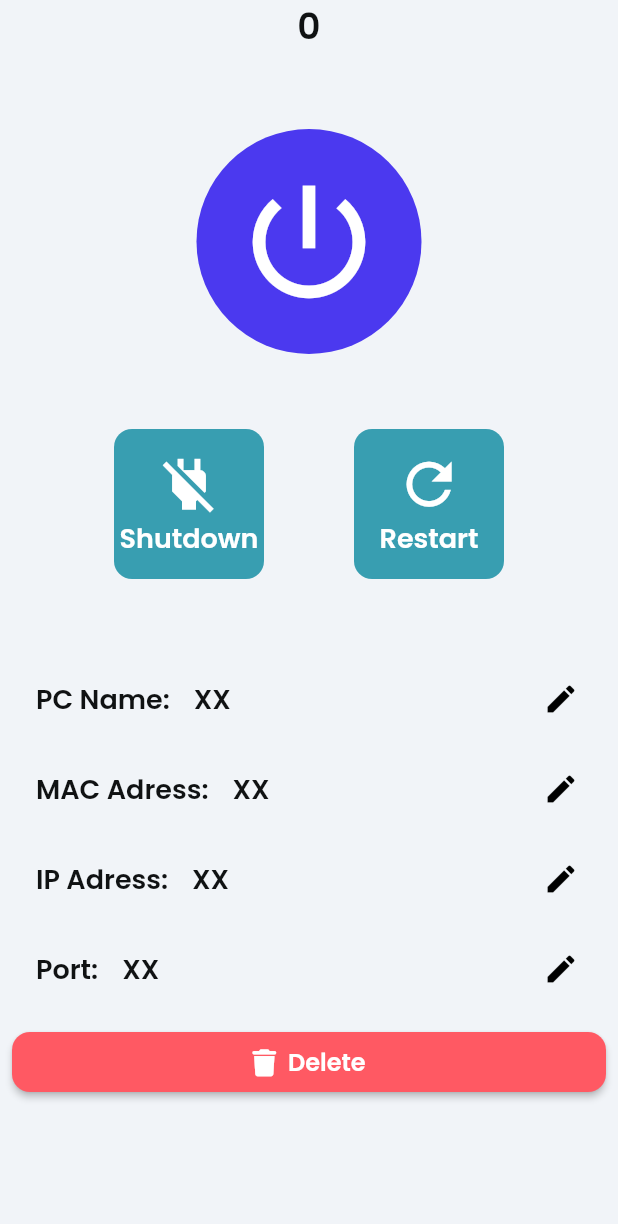
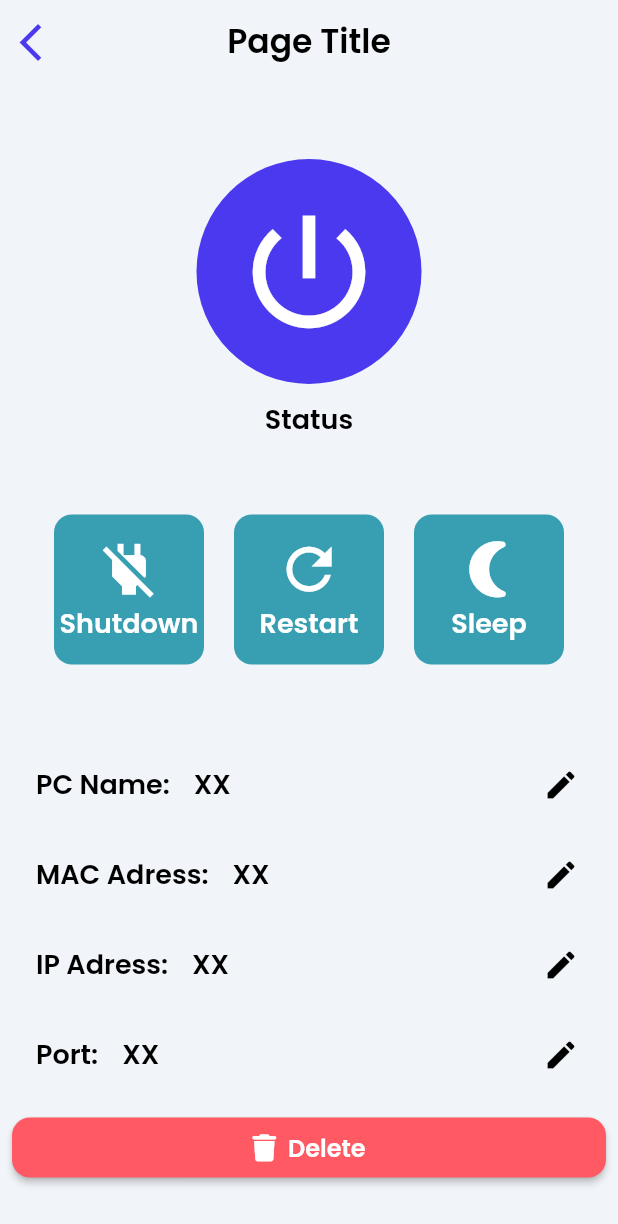
Before and after one commit to code7io/c7-wol, a Flutter app: the DetailWidget screen opened directly, on a phone screen of 412 x 824 dp. Shown: the top 1224 px of the screen. Run offline on Flutter 3.47's test engine with Material 2 defaults, Android fonts, the phone set to English and light mode, and no system bars; drawn by our look-alikes of auto_size_text; our stand-ins replace easy_debounce, firebase_analytics, font_awesome_flutter, google_fonts, page_transition, percent_indicator and 2 more; missing offline and left inert: json_path; accounts and stored records are empty.

Commit message:
Updating to latest FlutterFlow output.

```diff
--- a/lib/detail/detail_widget.dart
+++ b/lib/detail/detail_widget.dart
@@ -27,6 +27,38 @@ class _DetailWidgetState extends State<DetailWidget> {
   Widget build(BuildContext context) {
     return Scaffold(
       key: scaffoldKey,
+      appBar: AppBar(
+        backgroundColor: FlutterFlowTheme.of(context).primaryBackground,
+        automaticallyImplyLeading: false,
+        leading: FlutterFlowIconButton(
+          borderColor: Colors.transparent,
+          borderRadius: 30,
+          borderWidth: 1,
+          buttonSize: 60,
+          icon: Icon(
+            Icons.arrow_back_ios,
+            color: FlutterFlowTheme.of(context).primaryColor,
+            size: 30,
+          ),
+          onPressed: () async {
+            logFirebaseEvent('IconButton_ON_TAP');
+            Navigator.pop(context);
+          },
+        ),
+        title: Text(
+          FFLocalizations.of(context).getText(
+            'axmllutm' /* Page Title */,
+          ),
+          style: FlutterFlowTheme.of(context).title2.override(
+                fontFamily: 'Poppins',
+                color: FlutterFlowTheme.of(context).primaryText,
+                fontSize: 22,
+              ),
+        ),
+        actions: [],
+        centerTitle: true,
+        elevation: 0,
+      ),
       backgroundColor: FlutterFlowTheme.of(context).primaryBackground,
       body: SafeArea(
         child: GestureDetector(
@@ -35,17 +67,6 @@ class _DetailWidgetState extends State<DetailWidget> {
             child: Column(
               mainAxisSize: MainAxisSize.max,
               children: [
-                Row(
-                  mainAxisSize: MainAxisSize.max,
-                  mainAxisAlignment: MainAxisAlignment.center,
-                  children: [
-                    Text(
-                      FFAppState().pcs.length.toString(),
-                      textAlign: TextAlign.center,
-                      style: FlutterFlowTheme.of(context).title1,
-                    ),
-                  ],
-                ),
                 Padding(
                   padding: EdgeInsetsDirectional.fromSTEB(0, 50, 0, 0),
                   child: Row(
@@ -64,6 +85,22 @@ class _DetailWidgetState extends State<DetailWidget> {
                           color: Colors.white,
                           size: 100,
                         ),
+                      ),
+                    ],
+                  ),
+                ),
+                Padding(
+                  padding: EdgeInsetsDirectional.fromSTEB(8, 10, 8, 0),
+                  child: Row(
+                    mainAxisSize: MainAxisSize.max,
+                    mainAxisAlignment: MainAxisAlignment.center,
+                    children: [
+                      Text(
+                        FFLocalizations.of(context).getText(
+                          'fvrdh5sx' /* Status */,
+                        ),
+                        textAlign: TextAlign.center,
+                        style: FlutterFlowTheme.of(context).subtitle1,
                       ),
                     ],
                   ),
@@ -111,6 +148,7 @@ class _DetailWidgetState extends State<DetailWidget> {
                                 FFLocalizations.of(context).getText(
                                   'bied3soc' /* Shutdown */,
                                 ),
+                                textAlign: TextAlign.center,
                                 style: FlutterFlowTheme.of(context)
                                     .subtitle1
                                     .override(
@@ -170,6 +208,54 @@ class _DetailWidgetState extends State<DetailWidget> {
                           ),
                         ),
                       ),
+                      InkWell(
+                        onTap: () async {
+                          logFirebaseEvent('Container_ON_TAP');
+                          ScaffoldMessenger.of(context).showSnackBar(
+                            SnackBar(
+                              content: Text(
+                                'Restarting PC',
+                                style: TextStyle(
+                                  color: Colors.white,
+                                ),
+                              ),
+                              duration: Duration(milliseconds: 4000),
+                              backgroundColor:
+                                  FlutterFlowTheme.of(context).primaryColor,
+                            ),
+                          );
+                        },
+                        child: Container(
+                          width: 100,
+                          height: 100,
+                          decoration: BoxDecoration(
+                            color: FlutterFlowTheme.of(context).secondaryColor,
+                            borderRadius: BorderRadius.circular(12),
+                          ),
+                          child: Column(
+                            mainAxisSize: MainAxisSize.max,
+                            mainAxisAlignment: MainAxisAlignment.center,
+                            children: [
+                              Icon(
+                                Icons.nightlight_round,
+                                color: Colors.white,
+                                size: 45,
+                              ),
+                              Text(
+                                FFLocalizations.of(context).getText(
+                                  'avu7ysio' /* Sleep */,
+                                ),
+                                style: FlutterFlowTheme.of(context)
+                                    .subtitle1
+                                    .override(
+                                      fontFamily: 'Poppins',
+                                      color: Colors.white,
+                                    ),
+                              ),
+                            ],
+                          ),
+                        ),
+                      ),
                     ],
                   ),
                 ),
@@ -217,7 +303,7 @@ class _DetailWidgetState extends State<DetailWidget> {
                             buttonSize: 60,
                             icon: Icon(
                               Icons.edit,
-                              color: Colors.black,
+                              color: FlutterFlowTheme.of(context).primaryText,
                               size: 24,
                             ),
                             onPressed: () {
@@ -264,7 +350,7 @@ class _DetailWidgetState extends State<DetailWidget> {
                             buttonSize: 60,
                             icon: Icon(
                               Icons.edit,
-                              color: Colors.black,
+                              color: FlutterFlowTheme.of(context).primaryText,
                               size: 24,
                             ),
                             onPressed: () {
@@ -311,7 +397,7 @@ class _DetailWidgetState extends State<DetailWidget> {
                             buttonSize: 60,
                             icon: Icon(
                               Icons.edit,
-                              color: Colors.black,
+                              color: FlutterFlowTheme.of(context).primaryText,
                               size: 24,
                             ),
                             onPressed: () {
@@ -358,7 +444,7 @@ class _DetailWidgetState extends State<DetailWidget> {
                             buttonSize: 60,
                             icon: Icon(
                               Icons.edit,
-                              color: Colors.black,
+                              color: FlutterFlowTheme.of(context).primaryText,
                               size: 24,
                             ),
                             onPressed: () {
@@ -368,7 +454,7 @@ class _DetailWidgetState extends State<DetailWidget> {
                         ],
                       ),
                       Padding(
-                        padding: EdgeInsetsDirectional.fromSTEB(0, 12, 0, 0),
+                        padding: EdgeInsetsDirectional.fromSTEB(0, 12, 0, 25),
                         child: FFButtonWidget(
                           onPressed: () async {
                             logFirebaseEvent('Button_ON_TAP');
--- a/lib/flutter_flow/flutter_flow_theme.dart
+++ b/lib/flutter_flow/flutter_flow_theme.dart
@@ -92,7 +92,7 @@ class LightModeTheme extends FlutterFlowTheme {
   Color alternate = const Color(0xFFFF5963);
   Color primaryBackground = const Color(0xFFF1F4F8);
   Color secondaryBackground = const Color(0xFFFFFFFF);
-  Color primaryText = const Color(0xFF101213);
+  Color primaryText = const Color(0xFF000000);
   Color secondaryText = const Color(0xFF57636C);
 
   Color primaryBtnText = Color(0xFFFFFFFF);
@@ -104,9 +104,9 @@ class DarkModeTheme extends FlutterFlowTheme {
   Color secondaryColor = const Color(0xFF389EB1);
   Color tertiaryColor = const Color(0xFFEE8B60);
   Color alternate = const Color(0xFFFF5963);
-  Color primaryBackground = const Color(0xFF1A1F24);
+  Color primaryBackground = const Color(0xFF000000);
   Color secondaryBackground = const Color(0xFF101213);
-  Color primaryText = const Color(0xFFFFFFFF);
+  Color primaryText = const Color(0x00000000);
   Color secondaryText = const Color(0xFF95A1AC);
 
   Color primaryBtnText = Color(0xFFFFFFFF);
--- a/lib/flutter_flow/internationalization.dart
+++ b/lib/flutter_flow/internationalization.dart
@@ -44,7 +44,7 @@ class FFLocalizationsDelegate extends LocalizationsDelegate<FFLocalizations> {
 final kTranslationsMap = <Map<String, Map<String, String>>>[
   // HomePage
   {
-    'mpdc0m1f': {
+    '921jgr5m': {
       'en': 'C7 Wake on Lan',
       'de': '',
     },
@@ -56,7 +56,7 @@ final kTranslationsMap = <Map<String, Map<String, String>>>[
       'en': 'IP or MAC',
       'de': 'IP oder MAC',
     },
-    'dxt0pvdz': {
+    'ciyh3ttz': {
       'en':
           'No PC added yet. Press the button in the upper right to add your first PC',
       'de': '',
@@ -68,12 +68,20 @@ final kTranslationsMap = <Map<String, Map<String, String>>>[
   },
   // Detail
   {
+    'fvrdh5sx': {
+      'en': 'Status',
+      'de': '',
+    },
     'bied3soc': {
       'en': 'Shutdown',
       'de': 'Herunterfahren',
     },
     '7a9edt5f': {
       'en': 'Restart',
+      'de': 'Neustarten',
+    },
+    'avu7ysio': {
+      'en': 'Sleep',
       'de': 'Neustarten',
     },
     '7pqir15j': {
@@ -112,6 +120,10 @@ final kTranslationsMap = <Map<String, Map<String, String>>>[
       'en': 'Delete',
       'de': 'Löschen',
     },
+    'axmllutm': {
+      'en': 'Page Title',
+      'de': '',
+    },
     'dm30m5ug': {
       'en': 'Home',
       'de': 'Home',
@@ -119,10 +131,6 @@ final kTranslationsMap = <Map<String, Map<String, String>>>[
   },
   // AddPc
   {
-    '9urjz9rj': {
-      'en': 'Add a PC',
-      'de': 'Fügen Sie einen PC hinzu',
-    },
     'ep5gbmfs': {
       'en': 'PC Name',
       'de': 'PC Name',
@@ -163,9 +171,67 @@ final kTranslationsMap = <Map<String, Map<String, String>>>[
       'en': 'Add',
       'de': 'Hinzufügen',
     },
+    '4m8axf2t': {
+      'en': 'Add PC',
+      'de': '',
+    },
     'wi80cq94': {
       'en': 'Home',
       'de': 'Home',
     },
   },
+  // SearchNetwork
+  {
+    'qohaeial': {
+      'en': '50%',
+      'de': '',
+    },
+    'vqvkq9uk': {
+      'en': 'Searching Network',
+      'de': '',
+    },
+    'kli45vce': {
+      'en': 'Found Devices',
+      'de': '',
+    },
+    'o4ks304v': {
+      'en': 'Page Title',
+      'de': '',
+    },
+    'rnakgibe': {
+      'en': 'Home',
+      'de': '',
+    },
+  },
+  // Settings
+  {
+    'fhfrw5gi': {
+      'en': 'Settings',
+      'de': '',
+    },
+    'zo9xzsyr': {
+      'en': 'Ping duration during network scan',
+      'de': '',
+    },
+    'rvnt54uz': {
+      'en': 'App Version',
+      'de': '',
+    },
+    '1vl2bkst': {
+      'en': '1.0.0',
+      'de': '',
+    },
+    'eio8o7k9': {
+      'en': 'Made in Mannheim with ❤️',
+      'de': '',
+    },
+    'w16998fz': {
+      'en': 'By code7.io',
+      'de': '',
+    },
+    'hw9g19er': {
+      'en': 'Home',
+      'de': '',
+    },
+  },
 ].reduce((a, b) => a..addAll(b));
--- a/lib/index.dart
+++ b/lib/index.dart
@@ -2,3 +2,5 @@
 export 'home_page/home_page_widget.dart' show HomePageWidget;
 export 'detail/detail_widget.dart' show DetailWidget;
 export 'add_pc/add_pc_widget.dart' show AddPcWidget;
+export 'search_network/search_network_widget.dart' show SearchNetworkWidget;
+export 'settings/settings_widget.dart' show SettingsWidget;
--- a/pubspec.yaml
+++ b/pubspec.yaml
@@ -36,6 +36,7 @@ dependencies:
   intl: 0.17.0
   json_path: 0.3.1
   page_transition: 2.0.4
+  percent_indicator: 4.0.0
   shared_preferences: 2.0.11
   timeago: 3.1.0
   url_launcher: 6.0.15
```
Also changed, not shown: lib/add_pc/add_pc_widget.dart (+37 -7 lines), lib/flutter_flow/random_data_util.dart (added, +44 -0 lines), lib/home_page/home_page_widget.dart (+6 -2 lines), lib/search_network/search_network_widget.dart (added, +139 -0 lines), lib/settings/settings_widget.dart (added, +150 -0 lines), 1 other file.
